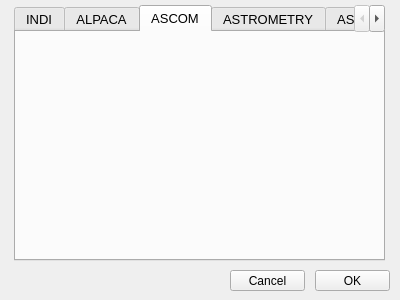
First picture: the form in mw4/gui/widgets/devicePopup.ui, repository mworion/MountWizzard4, before the edit.
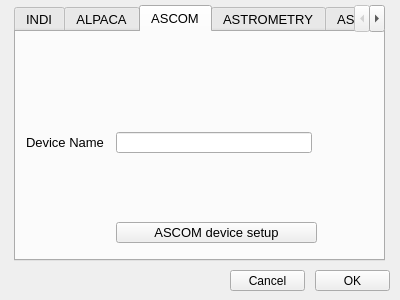
Second picture: the form after the edit. The open tabs and pages were chosen to show the change.

Commit message: adding support ascom ist step

Patch:
```diff
--- a/mw4/gui/widgets/devicePopup.ui
+++ b/mw4/gui/widgets/devicePopup.ui
@@ -765,6 +765,96 @@
     <attribute name="title">
      <string>ASCOM</string>
     </attribute>
+    <widget class="QPushButton" name="ascomSelector">
+     <property name="geometry">
+      <rect>
+       <x>100</x>
+       <y>190</y>
+       <width>201</width>
+       <height>21</height>
+      </rect>
+     </property>
+     <property name="font">
+      <font>
+       <pointsize>10</pointsize>
+      </font>
+     </property>
+     <property name="toolTip">
+      <string>Copy the protocol, host address, port, user and password settings to all ALPACA devices</string>
+     </property>
+     <property name="text">
+      <string>ASCOM device setup</string>
+     </property>
+    </widget>
+    <widget class="QLabel" name="label_mountIP_15">
+     <property name="geometry">
+      <rect>
+       <x>10</x>
+       <y>100</y>
+       <width>91</width>
+       <height>21</height>
+      </rect>
+     </property>
+     <property name="font">
+      <font>
+       <pointsize>10</pointsize>
+      </font>
+     </property>
+     <property name="text">
+      <string>Device Name</string>
+     </property>
+    </widget>
+    <widget class="QLineEdit" name="ascomDevice">
+     <property name="geometry">
+      <rect>
+       <x>100</x>
+       <y>100</y>
+       <width>196</width>
+       <height>21</height>
+      </rect>
+     </property>
+     <property name="minimumSize">
+      <size>
+       <width>0</width>
+       <height>0</height>
+      </size>
+     </property>
+     <property name="font">
+      <font>
+       <family>Arial</family>
+       <pointsize>10</pointsize>
+       <weight>50</weight>
+       <bold>false</bold>
+      </font>
+     </property>
+     <property name="mouseTracking">
+      <bool>false</bool>
+     </property>
+     <property name="acceptDrops">
+      <bool>false</bool>
+     </property>
+     <property name="toolTip">
+      <string>User for alpaca device</string>
+     </property>
+     <property name="layoutDirection">
+      <enum>Qt::RightToLeft</enum>
+     </property>
+     <property name="text">
+      <string/>
+     </property>
+     <property name="maxLength">
+      <number>50</number>
+     </property>
+     <property name="alignment">
+      <set>Qt::AlignLeading|Qt::AlignLeft|Qt::AlignVCenter</set>
+     </property>
+     <property name="dragEnabled">
+      <bool>true</bool>
+     </property>
+     <property name="readOnly">
+      <bool>false</bool>
+     </property>
+    </widget>
    </widget>
    <widget class="QWidget" name="astrometry">
     <attribute name="title">
```
Left out of the diff: 2 changed lines with no effect on the pictures. The commit also changes 1 other file.
